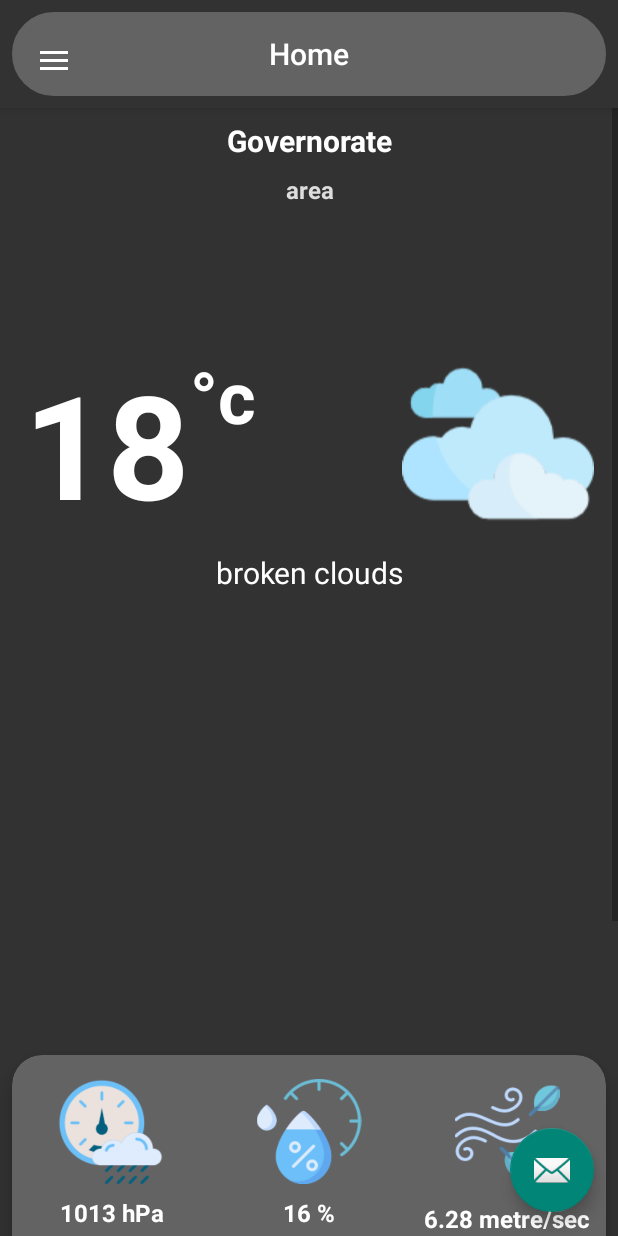
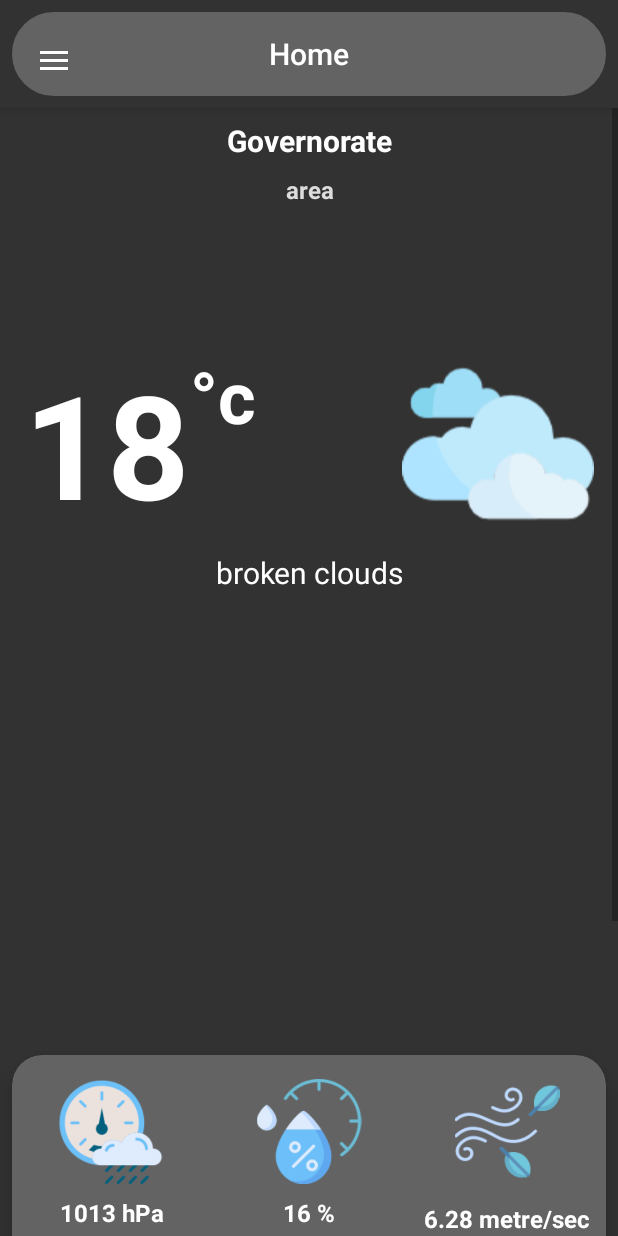
Before and after one commit to ahmdaliielsayed/Weather-Forecast, an Android app: the HomeActivity screen opened directly, with no data from a screen before it, on a phone screen of 412 x 824 dp. Run offline under Robolectric (Android 15) with nearby library versions, the light colour scheme and no system bars; our stand-ins replace navigation-ui; pictures from the network do not load.

Commit message:
edit logic and fix minor bugs in home screen

```diff
--- a/app/src/main/java/com/ahmdalii/weatherforecast/HomeActivity.kt
+++ b/app/src/main/java/com/ahmdalii/weatherforecast/HomeActivity.kt
@@ -27,7 +27,7 @@ class HomeActivity : AppCompatActivity() {
         setContentView(binding.root)
 
         setupToolbar()
-        handleFab()
+//        handleFab()
         configureNavView()
 //        gettingViewModelReady()
     }
@@ -43,12 +43,12 @@ class HomeActivity : AppCompatActivity() {
         setSupportActionBar(binding.appBarHome.toolbar)
     }
 
-    private fun handleFab() {
+    /*private fun handleFab() {
         binding.appBarHome.fab.setOnClickListener { view ->
             Snackbar.make(view, "Replace with your own action", Snackbar.LENGTH_LONG)
                 .setAction("Action", null).show()
         }
-    }
+    }*/
 
     private fun configureNavView() {
         val drawerLayout: DrawerLayout = binding.drawerLayout
--- a/app/src/main/java/com/ahmdalii/weatherforecast/ui/home/repo/HomeRepo.kt
+++ b/app/src/main/java/com/ahmdalii/weatherforecast/ui/home/repo/HomeRepo.kt
@@ -24,6 +24,10 @@ import com.google.android.gms.location.*
 import retrofit2.Response
 import java.io.IOException
 import java.util.*
+import android.content.SharedPreferences
+import android.content.SharedPreferences.OnSharedPreferenceChangeListener
+import com.ahmdalii.weatherforecast.utils.AppConstants.FIRST_TIME_COMPLETED
+
 
 class HomeRepo private constructor(private var remoteSource: RemoteSource): HomeRepoInterface{
 
@@ -166,4 +170,20 @@ class HomeRepo private constructor(private var remoteSource: RemoteSource): Home
     override fun getCurrentTempMeasurementUnit(context: Context): String {
         return AppSharedPref.getInstance(context, SETTING_FILE).getStringValue(MEASUREMENT_UNIT, "")
     }
+
+    override fun getAppSharedPref(context: Context): SharedPreferences {
+        return AppSharedPref.getInstance(context, SETTING_FILE).getAppSharedPref()
+    }
+
+    override fun isLocationSet(context: Context): Boolean {
+        return AppSharedPref.getInstance(context, SETTING_FILE).getFloatValue(LOCATION_LONGITUDE) != 0f
+    }
+
+    override fun firstTimeCompleted(context: Context) {
+        AppSharedPref.getInstance(context, SETTING_FILE).setValue(FIRST_TIME_COMPLETED, true)
+    }
+
+    override fun isFirstTimeCompleted(context: Context): Boolean {
+        return AppSharedPref.getInstance(context, SETTING_FILE).getBooleanValue(FIRST_TIME_COMPLETED, false)
+    }
 }
--- a/app/src/main/java/com/ahmdalii/weatherforecast/ui/home/repo/HomeRepoInterface.kt
+++ b/app/src/main/java/com/ahmdalii/weatherforecast/ui/home/repo/HomeRepoInterface.kt
@@ -1,6 +1,7 @@
 package com.ahmdalii.weatherforecast.ui.home.repo
 
 import android.content.Context
+import android.content.SharedPreferences
 import com.ahmdalii.weatherforecast.model.WeatherModel
 import retrofit2.Response
 
@@ -12,4 +13,10 @@ interface HomeRepoInterface {
     suspend fun getCurrentWeatherOverNetwork(context: Context): Response<WeatherModel>
     fun getCurrentLocation(context: Context): List<String>
     fun getCurrentTempMeasurementUnit(context: Context): String
+
+    fun getAppSharedPref(context: Context): SharedPreferences
+    fun isLocationSet(context: Context): Boolean
+
+    fun firstTimeCompleted(context: Context)
+    fun isFirstTimeCompleted(context: Context): Boolean
 }
--- a/app/src/main/java/com/ahmdalii/weatherforecast/ui/home/view/HomeFragment.kt
+++ b/app/src/main/java/com/ahmdalii/weatherforecast/ui/home/view/HomeFragment.kt
@@ -38,7 +38,9 @@ import com.ahmdalii.weatherforecast.utils.AppConstants
 import com.ahmdalii.weatherforecast.utils.AppConstants.IMG_URL
 import com.ahmdalii.weatherforecast.utils.AppConstants.WAIT_FIRST_TIME
 import com.ahmdalii.weatherforecast.utils.AppConstants.getDateTime
+import com.ahmdalii.weatherforecast.utils.ConnectionLiveData
 import com.bumptech.glide.Glide
+import com.google.android.material.snackbar.Snackbar
 
 class HomeFragment : Fragment() {
 
@@ -49,7 +51,7 @@ class HomeFragment : Fragment() {
     private lateinit var myView: View
     private lateinit var dialog: Dialog
     private var isAllPermissionsGranted: Boolean = false
-    private var firstTime: Boolean = true
+    private var firstConnectionListener: Boolean = false
 
     private lateinit var homeHourlyAdapter: HomeHourlyAdapter
     private lateinit var linearHomeHourlyLayoutManager: LinearLayoutManager
@@ -77,10 +79,30 @@ class HomeFragment : Fragment() {
         gettingViewModelReady()
         initHourlyRecyclerView()
         initDailyRecyclerView()
-        if (firstTime) {
+        listenerOnNetwork()
+        configureDialog()
+        /*if (viewModel.isFirstTimeComplete(myView.context)) {
+            getWeatherDataOverNetwork()
+        } else {
             configureDialog()
-            firstTime = false
-        }
+        }*/
+    }
+
+    private fun listenerOnNetwork() {
+        ConnectionLiveData(myView.context).observe(this, {
+            if (it) {
+                if (firstConnectionListener) {
+                    // get data from network
+                    Log.d("asdfga:", "connectedAAAAAAAA")
+                } else {
+                    firstConnectionListener = true
+                }
+            } else {
+                Log.d("asdfga:", "loooooooostAAAAAA")
+                Snackbar.make(myView, "Network Connection Lost!\nYou need to re-connect network to fetch live data.", Snackbar.LENGTH_LONG)
+                    .setAction("Action", null).show()
+            }
+        })
     }
 
     private fun gettingViewModelReady() {
@@ -290,10 +312,18 @@ class HomeFragment : Fragment() {
         }
 
     private fun dismissDialogAndGetWeather() {
-        Handler(Looper.getMainLooper()).postDelayed({
-            viewModel.getCurrentWeatherOverNetwork(myView.context)
-        }, WAIT_FIRST_TIME)
+        getWeatherDataOverNetwork()
+        dialog.dismiss()
+        viewModel.firstTimeComplete(myView.context)
+    }
+
+    private fun getWeatherDataOverNetwork() {
+        viewModel.observeOnSharedPref(myView.context)
         binding.progressBar.visibility = View.VISIBLE
-        dialog.dismiss()
+    }
+
+    override fun onDestroy() {
+        super.onDestroy()
+        viewModel.unRegisterOnSharedPreferenceChangeListener()
     }
 }
--- a/app/src/main/java/com/ahmdalii/weatherforecast/utils/AppSharedPref.kt
+++ b/app/src/main/java/com/ahmdalii/weatherforecast/utils/AppSharedPref.kt
@@ -15,6 +15,10 @@ class AppSharedPref private constructor(context: Context, fileName: String) {
         fun getInstance(context: Context, fileName: String): AppSharedPref {
             return appSharedPref ?: AppSharedPref(context, fileName)
         }
+    }
+
+    fun getAppSharedPref(): SharedPreferences {
+        return sharedPreferences
     }
 
     fun setValue(key: String, value: Any) {
--- /dev/null
+++ b/app/src/main/java/com/ahmdalii/weatherforecast/utils/ConnectionLiveData.kt
@@ -0,0 +1,82 @@
+package com.ahmdalii.weatherforecast.utils
+
+import android.content.BroadcastReceiver
+import android.content.Context
+import android.content.Intent
+import android.content.IntentFilter
+import android.net.*
+import android.net.ConnectivityManager.NetworkCallback
+import android.os.Build
+import androidx.annotation.WorkerThread
+import androidx.core.content.getSystemService
+import androidx.lifecycle.LiveData
+
+class ConnectionLiveData(private val context: Context) : LiveData<Boolean>() {
+    private val connectivityManager: ConnectivityManager = context.getSystemService()!!
+    private lateinit var networkReceiver: BroadcastReceiver
+    private lateinit var connectivityManagerCallback: NetworkCallback
+
+    override fun setValue(value: Boolean?) {
+        if (getValue() == value)
+            return
+        super.setValue(value)
+    }
+
+    override fun onActive() {
+        super.onActive()
+        updateConnection()
+        if (Build.VERSION.SDK_INT >= Build.VERSION_CODES.N) {
+            connectivityManagerCallback = object : NetworkCallback() {
+                @WorkerThread
+                override fun onCapabilitiesChanged(network: Network,
+                                                   networkCapabilities: NetworkCapabilities) {
+                    super.onCapabilitiesChanged(network, networkCapabilities)
+                    if (networkCapabilities.hasCapability(
+                            NetworkCapabilities.NET_CAPABILITY_INTERNET)
+                        && networkCapabilities.hasCapability(
+                            NetworkCapabilities.NET_CAPABILITY_VALIDATED)) {
+                        postValue(true)
+                    }
+                }
+
+                @WorkerThread
+                override fun onLost(network: Network) {
+                    postValue(false)
+                }
+            }
+            if (Build.VERSION.SDK_INT >= Build.VERSION_CODES.N) {
+                connectivityManager.registerDefaultNetworkCallback(connectivityManagerCallback)
+            } else {
+                val networkRequest = NetworkRequest.Builder()
+                    .addTransportType(NetworkCapabilities.TRANSPORT_CELLULAR)
+                    .addTransportType(NetworkCapabilities.TRANSPORT_WIFI).build()
+                connectivityManager.registerNetworkCallback(networkRequest,
+                    connectivityManagerCallback)
+            }
+        } else {
+            networkReceiver = object : BroadcastReceiver() {
+                override fun onReceive(context: Context, intent: Intent) {
+                    updateConnection()
+                }
+            }
+            @Suppress("DEPRECATION")
+            context.registerReceiver(networkReceiver,
+                IntentFilter(ConnectivityManager.CONNECTIVITY_ACTION)
+            )
+        }
+    }
+
+    override fun onInactive() {
+        super.onInactive()
+        if (Build.VERSION.SDK_INT >= Build.VERSION_CODES.N)
+            connectivityManager.unregisterNetworkCallback(connectivityManagerCallback)
+        else
+            context.unregisterReceiver(networkReceiver)
+    }
+
+    @Suppress("DEPRECATION")
+    private fun updateConnection() {
+        val activeNetwork: NetworkInfo? = connectivityManager.activeNetworkInfo
+        value = activeNetwork?.isConnected == true
+    }
+}
--- a/app/src/main/res/layout/app_bar_home.xml
+++ b/app/src/main/res/layout/app_bar_home.xml
@@ -39,7 +39,7 @@
 
     <include layout="@layout/content_home" />
 
-    <com.google.android.material.floatingactionbutton.FloatingActionButton
+    <!--<com.google.android.material.floatingactionbutton.FloatingActionButton
         android:id="@+id/fab"
         android:layout_width="wrap_content"
         android:layout_height="wrap_content"
@@ -47,6 +47,6 @@
         android:layout_marginEnd="@dimen/fab_margin"
         android:layout_marginBottom="16dp"
         app:srcCompat="@android:drawable/ic_dialog_email"
-        tools:ignore="ContentDescription" />
+        tools:ignore="ContentDescription" />-->
 
 </androidx.coordinatorlayout.widget.CoordinatorLayout>
--- a/app/src/main/res/layout/fragment_home.xml
+++ b/app/src/main/res/layout/fragment_home.xml
@@ -417,7 +417,7 @@
                     android:textSize="20sp"
                     android:textStyle="bold"
                     app:layout_constraintBottom_toBottomOf="@+id/imgViewFeelsLikeIcon"
-                    app:layout_constraintEnd_toStartOf="@+id/imgViewFeelsLikeIcon"
+                    app:layout_constraintEnd_toStartOf="@+id/guideline3"
                     app:layout_constraintStart_toStartOf="parent"
                     app:layout_constraintTop_toTopOf="@+id/imgViewFeelsLikeIcon" />
 
@@ -429,10 +429,7 @@
                     android:layout_marginBottom="16dp"
                     android:src="@drawable/cloudy"
                     app:layout_constraintBottom_toBottomOf="parent"
-                    app:layout_constraintEnd_toEndOf="parent"
-                    app:layout_constraintHorizontal_bias="0.5"
-                    app:layout_constraintStart_toEndOf="@+id/txtViewFeelsLikeTemp"
-                    app:layout_constraintStart_toStartOf="parent"
+                    app:layout_constraintStart_toStartOf="@+id/guideline3"
                     app:layout_constraintTop_toTopOf="parent" />
 
                 <TextView
@@ -460,6 +457,13 @@
                     android:textStyle="bold"
                     app:layout_constraintStart_toEndOf="@+id/txtViewFeelsLikeTemp"
                     app:layout_constraintTop_toTopOf="@+id/txtViewFeelsLikeTemp" />
+
+                <androidx.constraintlayout.widget.Guideline
+                    android:id="@+id/guideline3"
+                    android:layout_width="wrap_content"
+                    android:layout_height="wrap_content"
+                    android:orientation="vertical"
+                    app:layout_constraintGuide_begin="178dp" />
             </androidx.constraintlayout.widget.ConstraintLayout>
 
         </androidx.cardview.widget.CardView>
--- a/app/src/main/res/layout/row_hourly.xml
+++ b/app/src/main/res/layout/row_hourly.xml
@@ -16,9 +16,9 @@
             android:id="@+id/txtViewHourlyTime"
             android:layout_width="0dp"
             android:layout_height="wrap_content"
-            android:layout_marginStart="16dp"
+            android:layout_marginStart="8dp"
             android:layout_marginTop="16dp"
-            android:layout_marginEnd="16dp"
+            android:layout_marginEnd="8dp"
             android:text="01:00 AM"
             android:textAlignment="center"
             android:textColor="@color/alto"
```
Also changed, not shown: app/src/main/java/com/ahmdalii/weatherforecast/ui/home/viewmodel/HomeViewModel.kt (+37 -1 lines), app/src/main/res/layout/row_daily.xml (+13 -9 lines).
